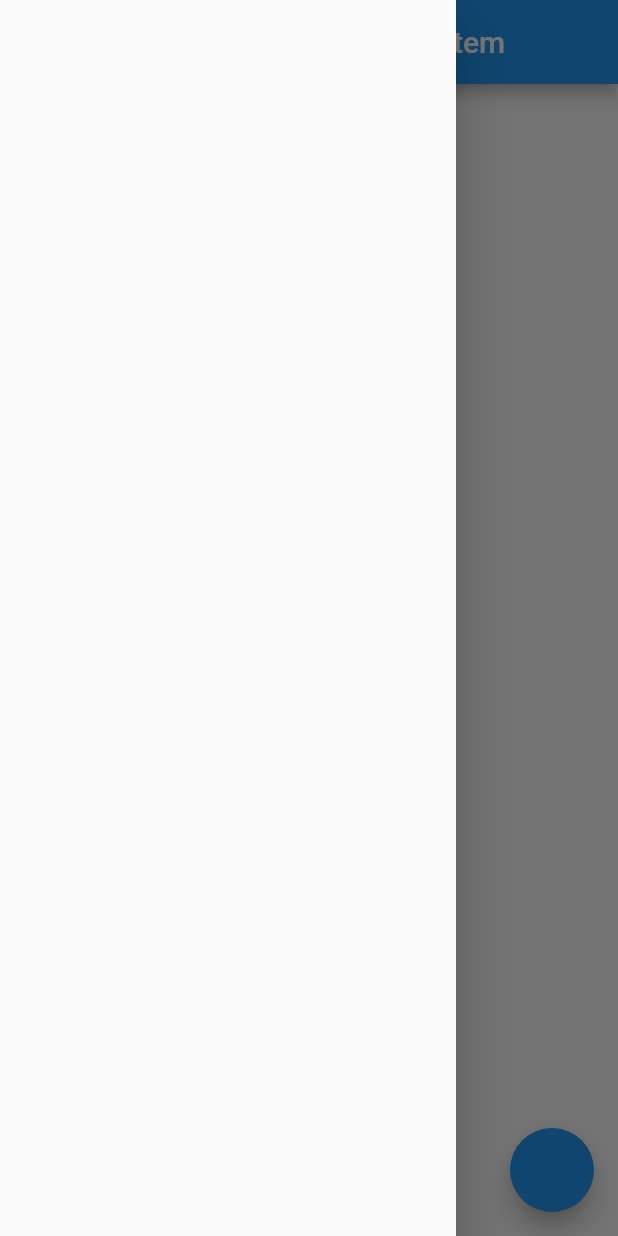
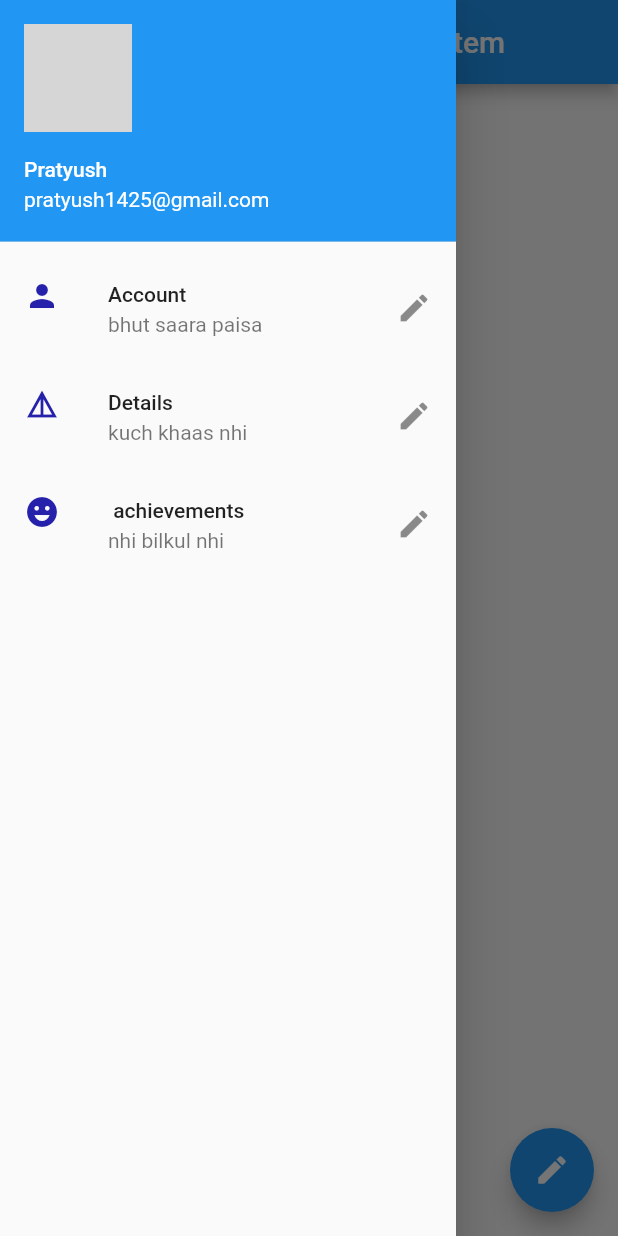
Before and after one commit to pratyush1425/project, a Flutter app: the screen it shows after launch, with the side drawer open, on a phone screen of 412 x 824 dp. Run offline on Flutter 3.47's test engine with Material 2 defaults, Android fonts, the phone set to English and light mode, and no system bars; network calls fail; grey boxes are pictures that could not be loaded.

Commit message:
third commit

```diff
--- a/lib/drawer.dart
+++ b/lib/drawer.dart
@@ -7,6 +7,46 @@ class MyDrawer extends StatelessWidget {
 
   @override
   Widget build(BuildContext context) {
-    return Drawer();
+    return Drawer(
+      child: ListView(
+        // ignore: prefer_const_literals_to_create_immutables
+        children: <Widget>[
+          const UserAccountsDrawerHeader(
+              accountName: Text("Pratyush"),
+              accountEmail: Text("pratyush1425@gmail.com"),
+              currentAccountPicture: CircleAvatar(
+                backgroundImage: NetworkImage(
+                    "https://media.vanityfair.com/photos/5fcfd7bde9fd5209684824fd/master/w_2560%2Cc_limit/1178141599"),
+              )),
+          const ListTile(
+            leading: Icon(
+              Icons.person,
+              color: Color.fromARGB(255, 38, 33, 171),
+            ),
+            title: Text("Account"),
+            subtitle: Text("bhut saara paisa"),
+            trailing: Icon(Icons.edit),
+          ),
+          const ListTile(
+            leading: Icon(
+              Icons.details,
+              color: Color.fromARGB(255, 38, 33, 171),
+            ),
+            title: Text("Details"),
+            subtitle: Text("kuch khaas nhi"),
+            trailing: Icon(Icons.edit),
+          ),
+          const ListTile(
+            leading: Icon(
+              Icons.emoji_emotions,
+              color: Color.fromARGB(255, 38, 33, 171),
+            ),
+            title: Text(" achievements"),
+            subtitle: Text("nhi bilkul nhi"),
+            trailing: Icon(Icons.edit),
+          )
+        ],
+      ),
+    );
   }
 }
--- a/lib/home.dart
+++ b/lib/home.dart
@@ -16,6 +16,7 @@ class Home extends StatelessWidget {
       body: Container(),
       floatingActionButton: FloatingActionButton(
         onPressed: () {},
+        child: Icon(Icons.edit),
         enableFeedback: true,
       ),
     );
--- a/lib/main.dart
+++ b/lib/main.dart
@@ -15,10 +15,11 @@ class MyApp extends StatelessWidget {
   Widget build(BuildContext context) {
     return MaterialApp(
       title: 'Flutter Project',
+      home: Home(),
       theme: ThemeData(
         primarySwatch: Colors.blue,
       ),
-      home: Home(),
+      debugShowCheckedModeBanner: false,
     );
   }
 }
--- a/pubspec.yaml
+++ b/pubspec.yaml
@@ -33,7 +33,11 @@ dependencies:
 
   # The following adds the Cupertino Icons font to your application.
   # Use with the CupertinoIcons class for iOS style icons.
-  cupertino_icons: ^1.0.2
+  cupertino_icons: ^1.0.4
+  http: ^0.13.4
+  firebase_auth: ^3.3.17
+  cloud_firestore: ^3.1.14
+  provider: ^6.0.2
 
 dev_dependencies:
   flutter_test:
```
Also changed, not shown: pubspec.lock.
